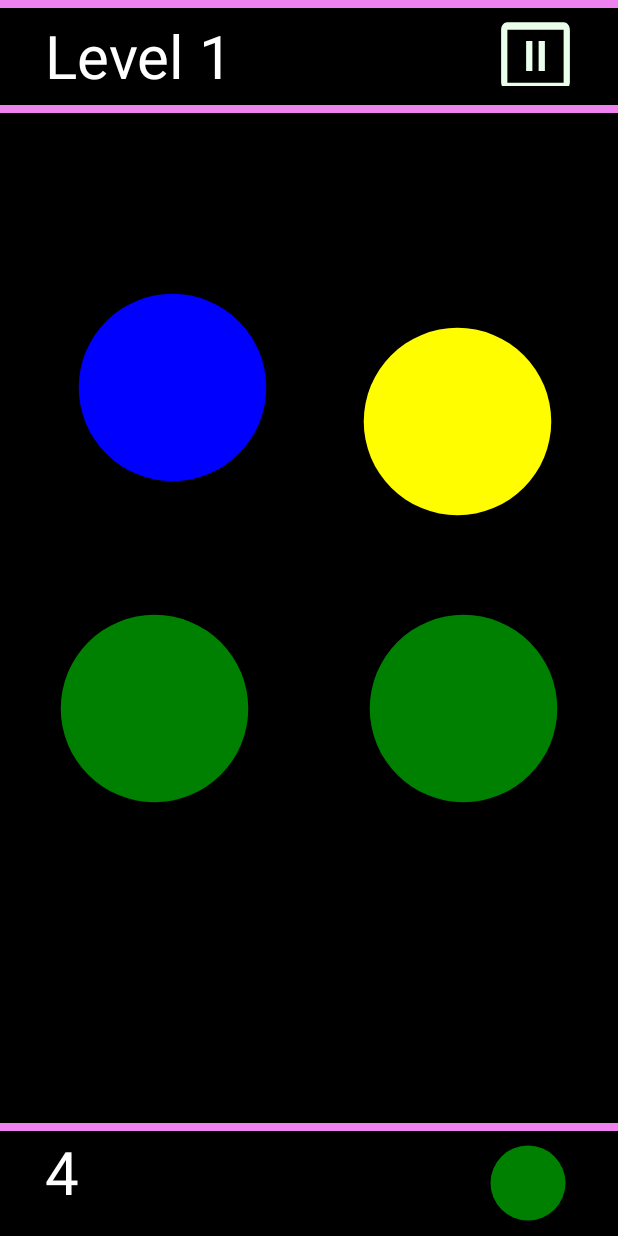
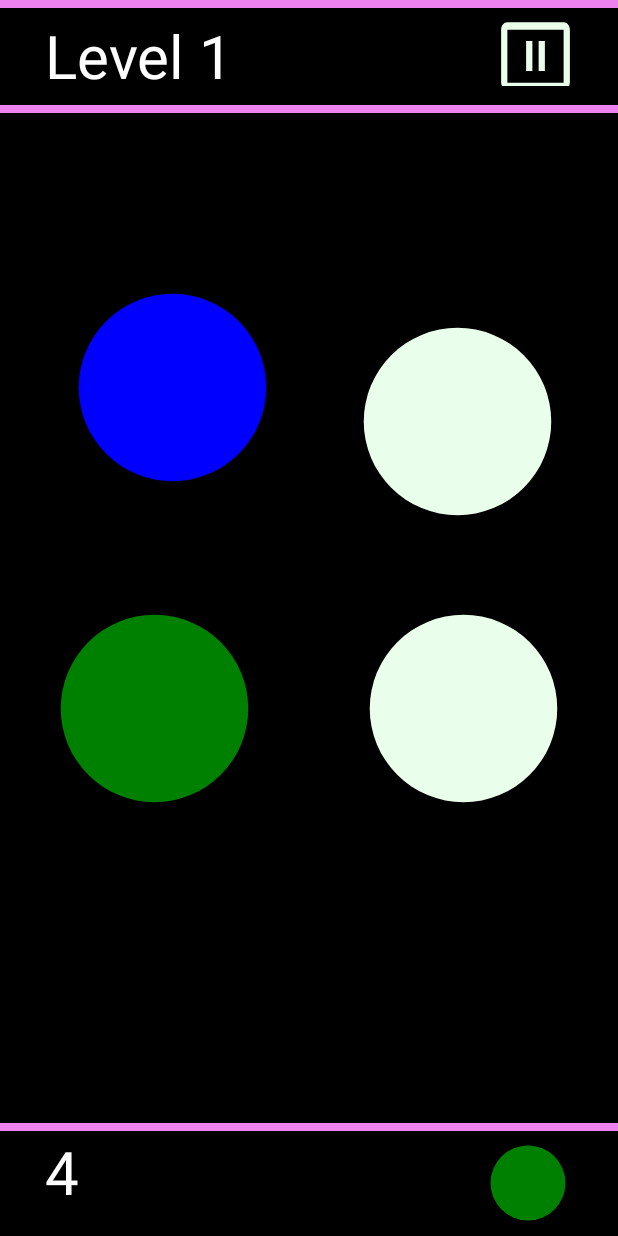
Before and after one commit to NikoLee337/colorClick, an Android app: the GameView screen opened directly, with no data from a screen before it, on a phone screen of 412 x 824 dp. Run offline under Robolectric (Android 15) with nearby library versions, the phone set to English and light mode, and no system bars.

Commit message:
Continued working on game board to display incorrect colors.

```diff
--- a/app/src/main/java/com/example/colorclick/GameView.java
+++ b/app/src/main/java/com/example/colorclick/GameView.java
@@ -15,6 +15,7 @@
 import android.widget.TextView;
 
 import java.util.ArrayList;
+import java.util.Arrays;
 import java.util.List;
 import java.util.Random;
 
@@ -31,6 +32,8 @@
     private final static int B_10 = 3;
     private final static int B_11 = 4;
     int corrButton = B_00; //correct button
+    ArrayList<Integer> positions = new ArrayList<>(Arrays.asList(B_00, B_01, B_10, B_11));
+    ArrayList<Integer> temp1; //TEMPORARY LIST TO STORE POSITIONS WITHOUT CORRECT POSITION(S)
 
     private final static int COLOR_RED = 1;
     private final static int COLOR_ORANGE = 2;
@@ -40,6 +43,8 @@
     private final static int COLOR_INDIGO = 6;
     private final static int COLOR_VIOLET = 7;
     int corrColor = 1;//correct color
+    ArrayList<Integer> colors = new ArrayList<>(Arrays.asList(COLOR_RED, COLOR_ORANGE, COLOR_YELLOW, COLOR_GREEN, COLOR_BLUE, COLOR_INDIGO, COLOR_VIOLET));
+    ArrayList<Integer> temp2; //TEMPORARY LIST TO STORE COLORS OTHER THAN CORRECT COLOR(S)
 
     int currentLevel = 1;
 
@@ -80,11 +85,11 @@
         //GENERATING COLORS AND POSITIONS
         //GENERATE THE CORRECT COLOR
         r1 = new Random();
-        corrColor = r1.nextInt(7) + 1;
+        corrColor = r1.nextInt(colors.size()) + 1;
 
         //GENERATE THE CORRECT BUTTON LOCATION(S)
         r2 = new Random();
-        corrButton = r2.nextInt(4) + 1;
+        corrButton = r2.nextInt(positions.size()) + 1;
 
         setMatchColor(corrColor); //SET CORRECT COLOR
         getMatchColor(corrColor); //GET CORRECT COLOR
@@ -308,68 +313,89 @@
         }
     }//END OF getBPC GETTER
 
+    public void getTemp1List(int posi) {
+        for (int i = 0; i < positions.size(); i++) {
+            if (positions.contains(posi) && positions.get(i) == posi) {
+                positions.remove(i);
+                temp1 = new ArrayList<>(positions);
+                break;
+            }
+        }
+    }
+
+    public void getTemp2List(int color) {
+        for (int j = 0; j < colors.size(); j++) {
+            if (colors.contains(color) && colors.get(j) == color) { //color = 5 at index of 4
+                colors.remove(j);
+                temp2 = new ArrayList<>(colors);
+                break;
+            }
+        }
+    }
+
     //GET METHOD FOR DISPLAYING INCORRECT COLORS ON BOARD
     public void getBoardPositionIncorrect(int posi, int color) {
-
-//        getListOfColors();
-//        remove();
-//        getListOfPositions();
-
-
-        //temporary ArrayList 1 for board positions
-        List<Integer> temp1 = new ArrayList<Integer>();
-
-        //ArrayList for board positions
-        List<Integer> position = new ArrayList<Integer>();
-        position.add(B_00); //value = 1
-        position.add(B_01); //value = 2
-        position.add(B_10); //value = 3
-        position.add(B_11); //value = 4
-
         //FOR FUTURE: call another method to add more spots depending on level
 
-        for (int i = 0; i < position.size(); i++) {
-            if (position.get(i) == posi) {
-                position.remove(i);
+        getTemp1List(posi);
+        getTemp2List(color);
+
+        r3 = new Random();
+        int incorrect = r3.nextInt(colors.size()) + 1;
+
+        for (int k = 0; k < temp1.size(); k++) {
+            if (temp1.contains(B_00) && temp2.contains(incorrect) && temp2.contains(color) == false) { //if this spot is avaliable, assign a color, if not move on
+                getBoardPositionCorrect(B_00, incorrect);
+            } else if (temp1.contains(B_01) && temp2.contains(incorrect) && temp2.contains(color) == false) {
+                getBoardPositionCorrect(B_01, incorrect);
+            } else if (temp1.contains(B_10) && temp2.contains(incorrect) && temp2.contains(color) == false) {
+                getBoardPositionCorrect(B_10, incorrect);
+            } else if (temp1.contains(B_11) && temp2.contains(incorrect) && temp2.contains(color) == false) {
+                getBoardPositionCorrect(B_11, incorrect);
             }
         }
-        temp1 = position;
 
-        //temporary ArrayList 2 for colors
-        List<Integer> temp2 = new ArrayList<Integer>();
+//        for (int k = 0; k < temp1.size(); k++) {
+//            if (temp1.get(k) == B_00) { //if this spot is avaliable, assign a color, if not move on
+//                getButton_00(r3.nextInt(temp2.size()) + 1);
+//            } else if (temp1.get(k) == B_01) {
+//                getButton_01(r3.nextInt(temp2.size()) + 1);
+//            } else if (temp1.get(k) == B_10) {
+//                getButton_10(r3.nextInt(temp2.size()) + 1);
+//            } else {
+//                getButton_11(r3.nextInt(temp2.size()) + 1);
+//            }
+//        }
+    }//END OF getBPI GETTER
 
-        //ArrayList for
-        List<Integer> colors = new ArrayList<Integer>();
-        colors.add(COLOR_RED);
-        colors.add(COLOR_ORANGE);
-        colors.add(COLOR_YELLOW);
-        colors.add(COLOR_GREEN);
-        colors.add(COLOR_BLUE);
-        colors.add(COLOR_INDIGO);
-        colors.add(COLOR_VIOLET);
+    //loop through temp1 list
+    //checks to see if temp1 list contains said element
+    //if contains said element, call getIncorrectColor()
 
-        for (int i = 0; i < colors.size(); i++) {
-            if (colors.get(i) == color) { //color = 5 at index of 4
-                colors.remove(i);
-            }
-        }
-        temp2 = colors;
+    //    //generates incorrect color
+//    //calls checkForColor() for confirmation
+//    public void getIncorrectColor() {
+//        r3 = new Random();
+//        int color = r3.nextInt(colors.size()) + 1;
+//
+//        if (temp2.contains(color)) {//returns true if color exists in list
+//
+//        } else {
+//            getIncorrectColor();
+//        }
+//
+//    }
 
+    //checks temp2 list to see if said color exists in list
+    //if said color exists, call a button a
+//    public void checkForColor(int checkColor) {
+//        if (temp2.contains(checkColor)) {//returns true if color exists in list
+//
+//        } else {
+//            getIncorrectColor();
+//        }
+//    }
 
-        r3 = new Random();
-
-        for (int k = 0; k < temp1.size(); k++) {
-            if (temp1.get(k) == B_00) { //if this spot is avaliable, assign a color, if not move on
-                getButton_00(r3.nextInt(temp2.size()) + 1);
-            } else if (temp1.get(k) == B_01) {
-                getButton_01(r3.nextInt(temp2.size()) + 1);
-            } else if (temp1.get(k) == B_10) {
-                getButton_10(r3.nextInt(temp2.size()) + 1);
-            } else {
-                getButton_11(r3.nextInt(temp2.size()) + 1);
-            }
-        }
-    }//END OF getBPI GETTER
 
     //BUTTONS
     public void getButton_00(int color) {
```
Lines whose indentation alone changed are shown as unchanged.
